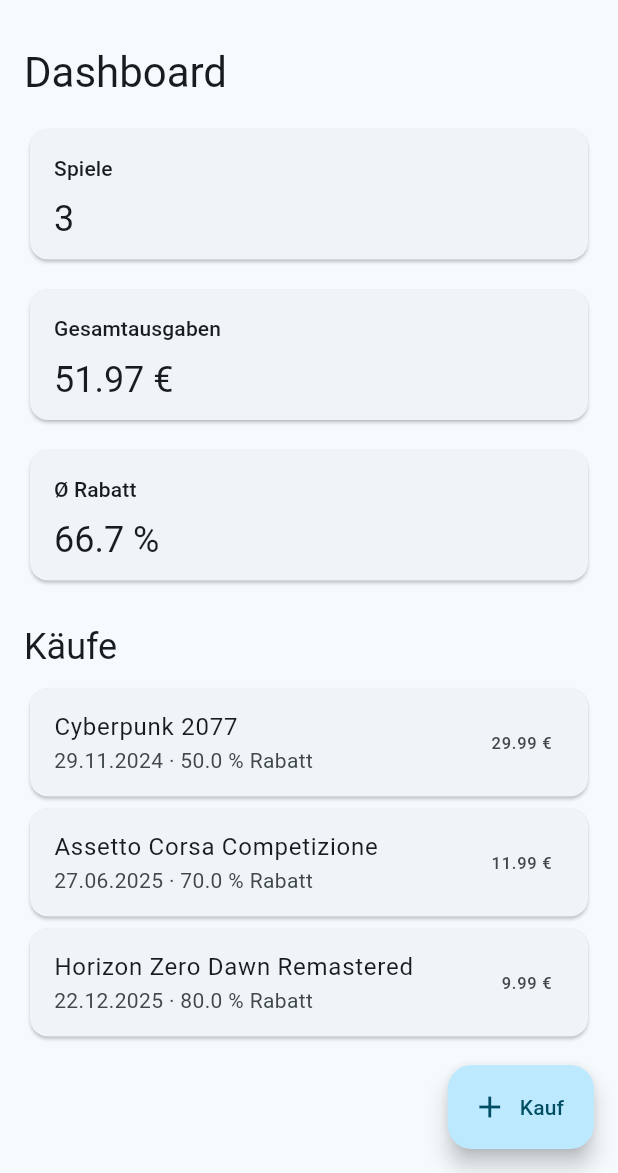
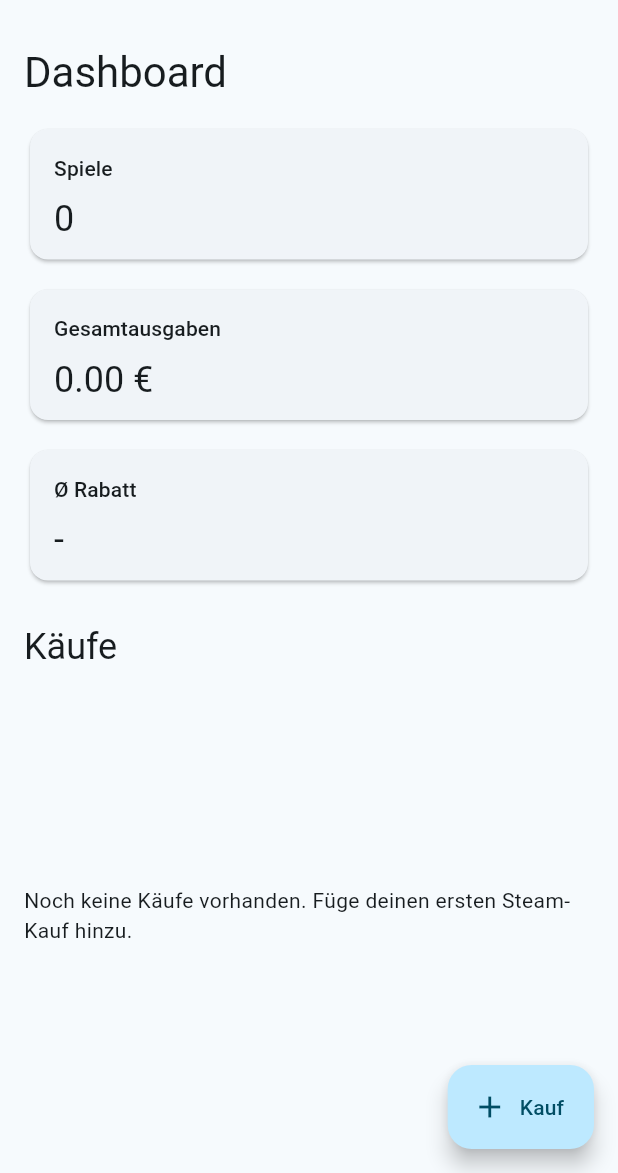
Before and after one commit to A350Fan/Purchase-Statistics, a Flutter app: the screen it shows after launch, on a phone screen of 412 x 824 dp, the part 63-1236 px from its top. Run offline on Flutter 3.47's test engine with Material 3 defaults, Android fonts, the phone set to English and light mode, and no system bars; our stand-ins replace sqflite, sqflite_common_ffi; accounts and stored records are empty.

Commit message:
Add SQLite storage for Steam purchases

```diff
--- /dev/null
+++ b/lib/data/app_database.dart
@@ -0,0 +1,47 @@
+import 'dart:io';
+
+import 'package:path/path.dart';
+import 'package:sqflite/sqflite.dart';
+import 'package:sqflite_common_ffi/sqflite_ffi.dart';
+
+class AppDatabase {
+  static Database? _database;
+
+  static Future<Database> get instance async {
+    if (_database != null) {
+      return _database!;
+    }
+
+    _database = await _openDatabase();
+    return _database!;
+  }
+
+  static Future<Database> _openDatabase() async {
+    if (Platform.isWindows || Platform.isLinux || Platform.isMacOS) {
+      sqfliteFfiInit();
+      databaseFactory = databaseFactoryFfi;
+    }
+
+    final databasePath = await getDatabasesPath();
+    final path = join(databasePath, 'steam_stats.db');
+
+    return openDatabase(
+      path,
+      version: 1,
+      onCreate: _createDatabase,
+    );
+  }
+
+  static Future<void> _createDatabase(Database db, int version) async {
+    await db.execute('''
+      CREATE TABLE steam_purchases (
+        id INTEGER PRIMARY KEY AUTOINCREMENT,
+        purchase_date TEXT NOT NULL,
+        game_name TEXT NOT NULL,
+        price REAL NOT NULL,
+        original_price REAL,
+        note TEXT
+      )
+    ''');
+  }
+}
--- a/lib/screens/home_screen.dart
+++ b/lib/screens/home_screen.dart
@@ -1,5 +1,6 @@
 import 'package:flutter/material.dart';
 
+import '../data/steam_purchase_repository.dart';
 import '../logic/steam_statistics.dart';
 import '../models/steam_purchase.dart';
 import '../widgets/stat_card.dart';
@@ -13,26 +14,29 @@
 }
 
 class _HomeScreenState extends State<HomeScreen> {
-  final List<SteamPurchase> _purchases = [
-    SteamPurchase(
-      purchaseDate: DateTime(2024, 11, 29),
-      gameName: 'Cyberpunk 2077',
-      price: 29.99,
-      originalPrice: 59.99,
-    ),
-    SteamPurchase(
-      purchaseDate: DateTime(2025, 6, 27),
-      gameName: 'Assetto Corsa Competizione',
-      price: 11.99,
-      originalPrice: 39.99,
-    ),
-    SteamPurchase(
-      purchaseDate: DateTime(2025, 12, 22),
-      gameName: 'Horizon Zero Dawn Remastered',
-      price: 9.99,
-      originalPrice: 49.99,
-    ),
-  ];
+  final SteamPurchaseRepository _repository = SteamPurchaseRepository();
+
+  List<SteamPurchase> _purchases = [];
+  bool _isLoading = true;
+
+  @override
+  void initState() {
+    super.initState();
+    _loadPurchases();
+  }
+
+  Future<void> _loadPurchases() async {
+    final purchases = await _repository.getAllPurchases();
+
+    if (!mounted) {
+      return;
+    }
+
+    setState(() {
+      _purchases = purchases;
+      _isLoading = false;
+    });
+  }
 
   Future<void> _openAddPurchaseScreen() async {
     final newPurchase = await Navigator.of(context).push<SteamPurchase>(
@@ -45,10 +49,17 @@
       return;
     }
 
-    setState(() {
-      _purchases.add(newPurchase);
-      _purchases.sort((a, b) => b.purchaseDate.compareTo(a.purchaseDate));
-    });
+    await _repository.addPurchase(newPurchase);
+    await _loadPurchases();
+  }
+
+  Future<void> _deletePurchase(SteamPurchase purchase) async {
+    if (purchase.id == null) {
+      return;
+    }
+
+    await _repository.deletePurchase(purchase.id!);
+    await _loadPurchases();
   }
 
   String _formatDate(DateTime date) {
@@ -72,7 +83,11 @@
       ),
       body: Padding(
         padding: const EdgeInsets.all(16),
-        child: LayoutBuilder(
+        child: _isLoading
+            ? const Center(
+                child: CircularProgressIndicator(),
+              )
+            : LayoutBuilder(
                 builder: (context, constraints) {
                   final isWide = constraints.maxWidth > 700;
 
@@ -114,7 +129,13 @@
                       ),
                       const SizedBox(height: 8),
                       Expanded(
-                  child: ListView.builder(
+                        child: _purchases.isEmpty
+                            ? const Center(
+                                child: Text(
+                                  'Noch keine Käufe vorhanden. Füge deinen ersten Steam-Kauf hinzu.',
+                                ),
+                              )
+                            : ListView.builder(
                                 itemCount: _purchases.length,
                                 itemBuilder: (context, index) {
                                   final purchase = _purchases[index];
@@ -131,8 +152,20 @@
                                             ? _formatDate(purchase.purchaseDate)
                                             : '${_formatDate(purchase.purchaseDate)} · $discountText',
                                       ),
-                          trailing: Text(
+                                      trailing: Row(
+                                        mainAxisSize: MainAxisSize.min,
+                                        children: [
+                                          Text(
                                             '${purchase.price.toStringAsFixed(2)} €',
+                                          ),
+                                          const SizedBox(width: 8),
+                                          IconButton(
+                                            tooltip: 'Löschen',
+                                            onPressed: () =>
+                                                _deletePurchase(purchase),
+                                            icon: const Icon(Icons.delete),
+                                          ),
+                                        ],
                                       ),
                                     ),
                                   );
--- a/pubspec.yaml
+++ b/pubspec.yaml
@@ -34,6 +34,9 @@
   # The following adds the Cupertino Icons font to your application.
   # Use with the CupertinoIcons class for iOS style icons.
   cupertino_icons: ^1.0.8
+  sqflite: ^2.4.2+1
+  sqflite_common_ffi: ^2.4.0+3
+  path: ^1.9.1
 
 dev_dependencies:
   flutter_test:
```
Also changed, not shown: lib/data/steam_purchase_repository.dart (+47 -0 lines), lib/models/steam_purchase.dart (+42 -0 lines), pubspec.lock, 2 other files. Lines whose indentation alone changed are shown as unchanged.
